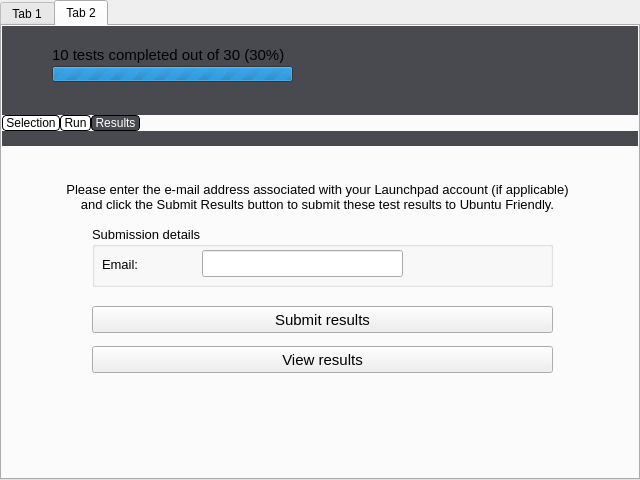
Above: qt/frontend/qtfront.ui from checkbox/checkbox before the change. Below: the same form after it.
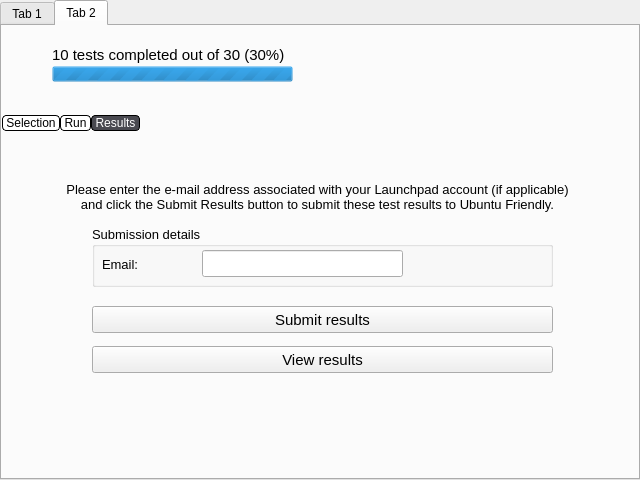
That is the form after the change. Icons and pictures are not drawn.

Commit message: Add transparency to the main window header to keep the main theme colors in the widget background

The edit to the form file:
```diff
--- a/qt/frontend/qtfront.ui
+++ b/qt/frontend/qtfront.ui
@@ -338,7 +338,7 @@
             </palette>
            </property>
            <property name="styleSheet">
-            <string notr="true">background: #494950;</string>
+            <string notr="true">background: transparent;</string>
            </property>
            <widget class="QLabel" name="progressLabel">
             <property name="geometry">
@@ -427,7 +427,7 @@
            </property>
            <property name="styleSheet">
             <string notr="true"> QTabWidget::pane#testsTab { /* The tab widget frame */
-     border-top: 15 solid #494950;
+     border-top: 15 solid transparent;
      position: absolute;
      top: -1.7em;
  }
```
Left out of the diff: 5 changed lines with no effect on the pictures. The commit also changes 2 other files.
